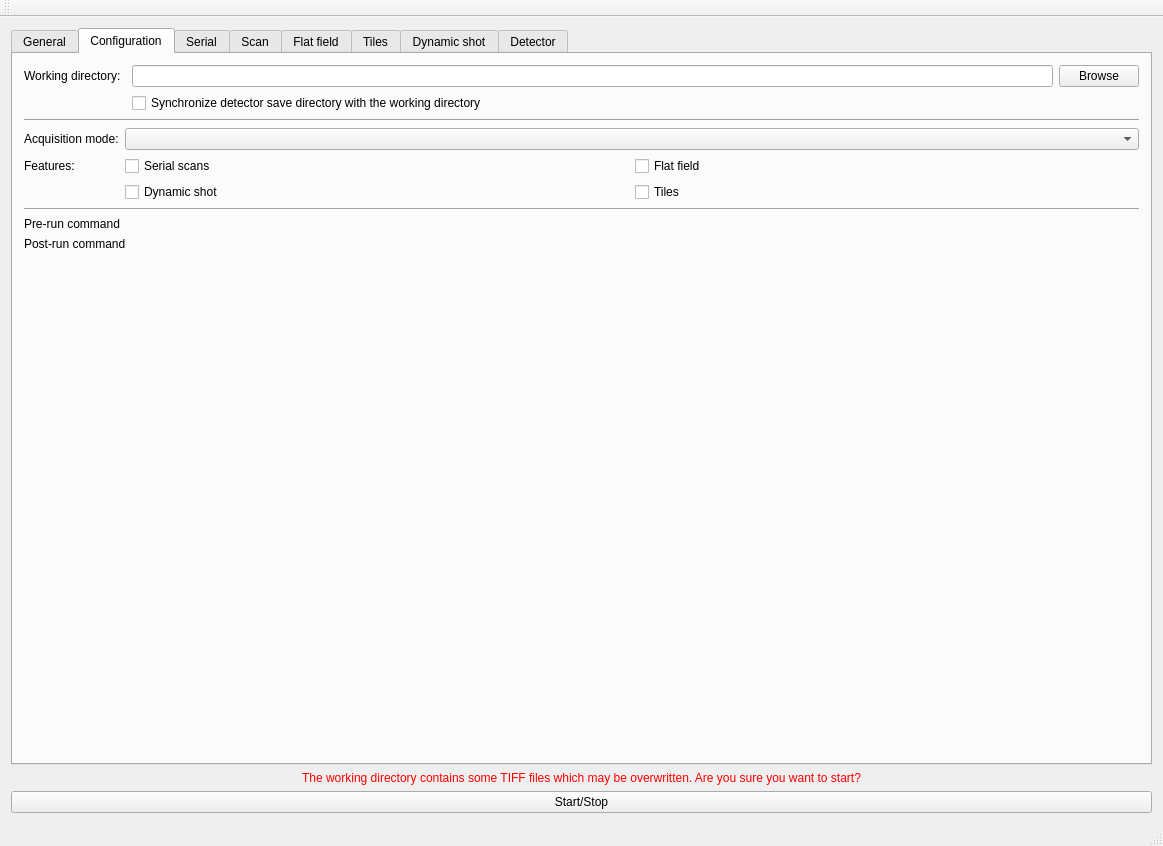
Old version of the form ctgui_mainwindow.ui in the repository AustralianSynchrotron/ctgui.
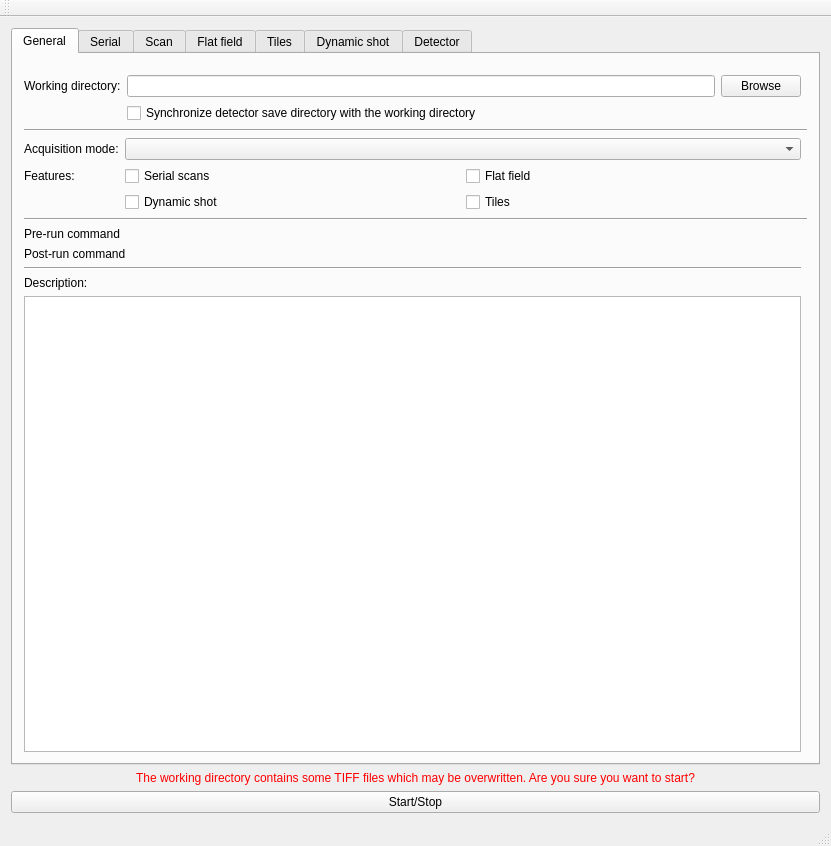
New version of the form. Icons and pictures are not drawn. Custom widgets are drawn as their Qt base class.

Diff of the .ui file:
```diff
--- a/ctgui_mainwindow.ui
+++ b/ctgui_mainwindow.ui
@@ -9,7 +9,7 @@
    <rect>
     <x>0</x>
     <y>0</y>
-    <width>1163</width>
+    <width>831</width>
     <height>846</height>
    </rect>
   </property>
@@ -36,91 +36,33 @@
       <property name="usesScrollButtons">
        <bool>false</bool>
       </property>
-      <widget class="QWidget" name="tabGeneral">
-       <property name="toolTip">
-        <string>General experiment parameters</string>
-       </property>
-       <attribute name="title">
-        <string>General</string>
-       </attribute>
-       <layout class="QVBoxLayout" name="verticalLayout_7">
-        <item>
-         <widget class="QLabel" name="label_39">
-          <property name="text">
-           <string>Title</string>
-          </property>
-         </widget>
-        </item>
-        <item>
-         <widget class="QLineEdit" name="expName">
-          <property name="toolTip">
-           <string>For info only. To be saved in log and config files</string>
-          </property>
-         </widget>
-        </item>
-        <item>
-         <widget class="QLabel" name="label_40">
-          <property name="text">
-           <string>Description</string>
-          </property>
-         </widget>
-        </item>
-        <item>
-         <widget class="QPTEext" name="expDesc">
-          <property name="toolTip">
-           <string>For info only. To be saved in log and config files</string>
-          </property>
-          <property name="documentTitle">
-           <string/>
-          </property>
-         </widget>
-        </item>
-        <item>
-         <widget class="QLabel" name="label_41">
-          <property name="text">
-           <string>Sample</string>
-          </property>
-         </widget>
-        </item>
-        <item>
-         <widget class="QPTEext" name="sampleDesc">
-          <property name="toolTip">
-           <string>For info only. To be saved in log and config files</string>
-          </property>
-         </widget>
-        </item>
-       </layout>
-      </widget>
       <widget class="QWidget" name="tabConfiguration">
        <attribute name="title">
-        <string>Configuration</string>
+        <string>General</string>
        </attribute>
        <layout class="QGridLayout" name="gridLayout">
-        <item row="2" column="1">
-         <widget class="QSCheckBox" name="detPathSync">
-          <property name="text">
-           <string>Synchronize detector save directory with the working directory</string>
+        <item row="6" column="0" colspan="2">
+         <widget class="Line" name="line_19">
+          <property name="orientation">
+           <enum>Qt::Horizontal</enum>
           </property>
          </widget>
         </item>
-        <item row="3" column="0" colspan="2">
+        <item row="10" column="0">
+         <widget class="Line" name="line_5">
+          <property name="orientation">
+           <enum>Qt::Horizontal</enum>
+          </property>
+         </widget>
+        </item>
+        <item row="4" column="0" colspan="2">
          <widget class="Line" name="line_20">
           <property name="orientation">
            <enum>Qt::Horizontal</enum>
           </property>
          </widget>
         </item>
-        <item row="0" column="0">
-         <widget class="QLabel" name="label_3">
-          <property name="text">
-           <string>Working directory:</string>
-          </property>
-         </widget>
-        </item>
-        <item row="6" column="1">
-         <widget class="Script" name="preRunScript" native="true"/>
-        </item>
-        <item row="4" column="0" colspan="2">
+        <item row="5" column="0">
          <layout class="QGridLayout" name="gridLayout_6">
           <item row="1" column="2">
            <widget class="QSCheckBox" name="checkFF">
@@ -193,12 +135,75 @@
           </item>
          </layout>
         </item>
-        <item row="0" column="1">
-         <layout class="QHBoxLayout" name="horizontalLayout_6">
-          <item>
+        <item row="12" column="0">
+         <widget class="QPTEext" name="expDesc">
+          <property name="toolTip">
+           <string>For info only. To be saved in log and config files</string>
+          </property>
+          <property name="documentTitle">
+           <string/>
+          </property>
+         </widget>
+        </item>
+        <item row="7" column="0">
+         <layout class="QGridLayout" name="gridLayout_4">
+          <item row="0" column="0">
+           <widget class="QLabel" name="label_7">
+            <property name="sizePolicy">
+             <sizepolicy hsizetype="Fixed" vsizetype="Preferred">
+              <horstretch>0</horstretch>
+              <verstretch>0</verstretch>
+             </sizepolicy>
+            </property>
+            <property name="text">
+             <string>Pre-run command</string>
+            </property>
+           </widget>
+          </item>
+          <item row="0" column="1">
+           <widget class="Script" name="preRunScript" native="true"/>
+          </item>
+          <item row="1" column="1">
+           <widget class="Script" name="postRunScript" native="true"/>
+          </item>
+          <item row="1" column="0">
+           <widget class="QLabel" name="label_15">
+            <property name="sizePolicy">
+             <sizepolicy hsizetype="Fixed" vsizetype="Preferred">
+              <horstretch>0</horstretch>
+              <verstretch>0</verstretch>
+             </sizepolicy>
+            </property>
+            <property name="text">
+             <string>Post-run command</string>
+            </property>
+           </widget>
+          </item>
+         </layout>
+        </item>
+        <item row="11" column="0">
+         <widget class="QLabel" name="label_11">
+          <property name="text">
+           <string>Description:</string>
+          </property>
+         </widget>
+        </item>
+        <item row="0" column="0">
+         <layout class="QGridLayout" name="gridLayout_9">
+          <property name="topMargin">
+           <number>10</number>
+          </property>
+          <item row="0" column="0">
+           <widget class="QLabel" name="label_3">
+            <property name="text">
+             <string>Working directory:</string>
+            </property>
+           </widget>
+          </item>
+          <item row="0" column="1">
            <widget class="QLineEdit" name="expPath"/>
           </item>
-          <item>
+          <item row="0" column="2">
            <widget class="QPushButton" name="browseExpPath">
             <property name="toolTip">
              <string>Browse for the log file</string>
@@ -208,45 +213,15 @@
             </property>
            </widget>
           </item>
+          <item row="1" column="1" colspan="2">
+           <widget class="QSCheckBox" name="detPathSync">
+            <property name="text">
+             <string>Synchronize detector save directory with the working directory</string>
+            </property>
+           </widget>
+          </item>
          </layout>
         </item>
-        <item row="6" column="0">
-         <widget class="QLabel" name="label_7">
-          <property name="text">
-           <string>Pre-run command</string>
-          </property>
-         </widget>
-        </item>
-        <item row="5" column="0" colspan="2">
-         <widget class="Line" name="line_19">
-          <property name="orientation">
-           <enum>Qt::Horizontal</enum>
-          </property>
-         </widget>
-        </item>
-        <item row="7" column="0">
-         <widget class="QLabel" name="label_15">
-          <property name="text">
-           <string>Post-run command</string>
-          </property>
-         </widget>
-        </item>
-        <item row="7" column="1">
-         <widget class="Script" name="postRunScript" native="true"/>
-        </item>
-        <item row="8" column="0">
-         <spacer name="verticalSpacer_8">
-          <property name="orientation">
-           <enum>Qt::Vertical</enum>
-          </property>
-          <property name="sizeHint" stdset="0">
-           <size>
-            <width>20</width>
-            <height>40</height>
-           </size>
-          </property>
-         </spacer>
-        </item>
        </layout>
       </widget>
       <widget class="QWidget" name="tabSerial">
```
Left out of the diff: 6 changed lines with no effect on the pictures.
